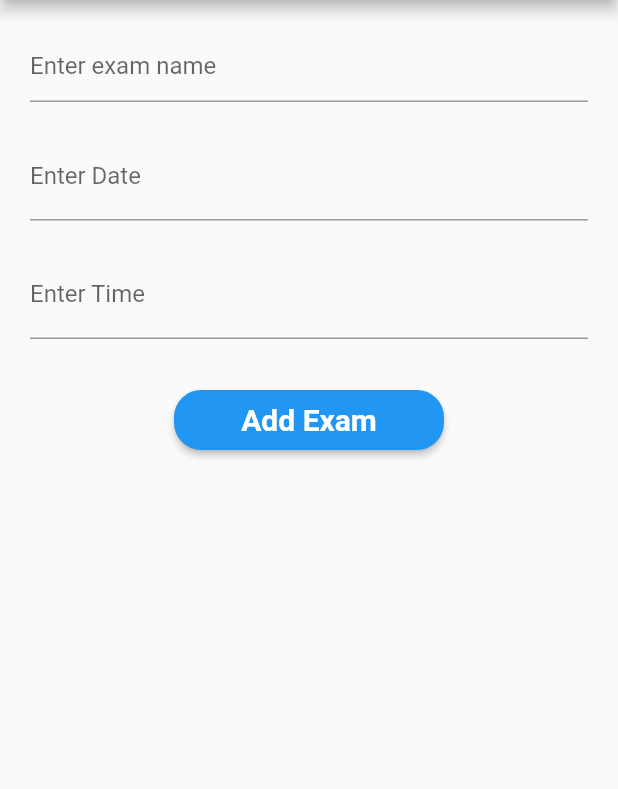
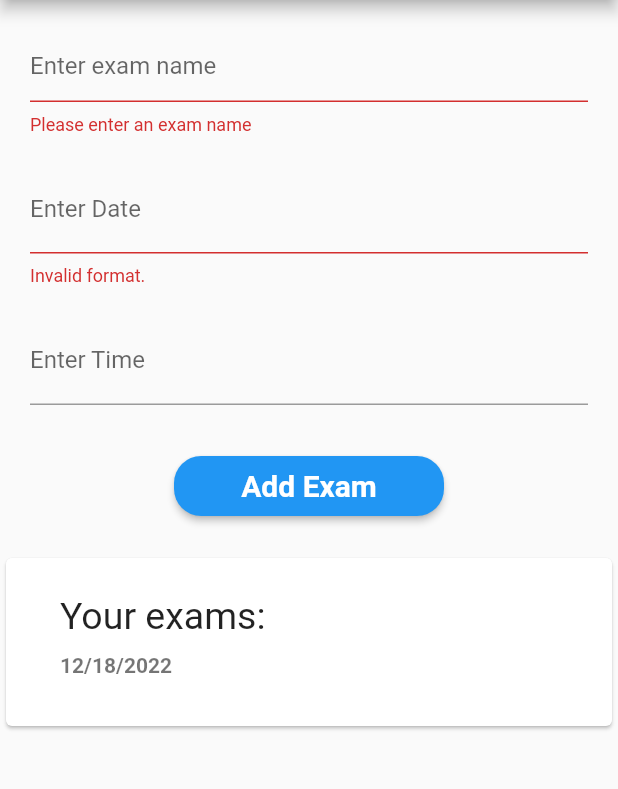
Before and after one commit to vviktorijaa/Mobile_Information_Systems, a Flutter app: the screen it shows after launch, after a tap on "Add Exam", on a phone screen of 412 x 824 dp, the part 84-873 px from its top. Run offline on Flutter 3.47's test engine with Material 2 defaults, Android fonts, the phone set to English and light mode, and no system bars.

Commit message:
Lab 3 - Added ExamCard

```diff
--- /dev/null
+++ b/lab_3/lib/exam_card.dart
@@ -0,0 +1,29 @@
+import 'package:flutter/material.dart';
+import 'package:intl/intl.dart';
+import 'exam.dart';
+
+class ExamCard extends StatelessWidget {
+  final Exam exam;
+
+  ExamCard(this.exam, {super.key});
+
+  final formatter = DateFormat('MM/dd/yyyy');
+
+  @override
+  Widget build(BuildContext context) {
+    return Card(
+      child: Container(
+          margin: const EdgeInsets.all(10),
+          padding: const EdgeInsets.all(10),
+          child: ListTile(
+              title: Text(exam.name, style: const TextStyle(fontSize: 25)),
+              subtitle: Container(
+                padding: const EdgeInsets.fromLTRB(0, 10, 0, 0),
+                child: Text(
+                  formatter.format(exam.date),
+                  style: const TextStyle(fontWeight: FontWeight.bold),
+                ),
+              ))),
+    );
+  }
+}
--- a/lab_3/lib/exam_form.dart
+++ b/lab_3/lib/exam_form.dart
@@ -1,6 +1,7 @@
 import 'package:flutter/material.dart';
 import 'package:intl/intl.dart';
 import 'exam.dart';
+import 'main.dart';
 
 class ExamForm extends StatefulWidget {
   const ExamForm({Key? key}) : super(key: key);
@@ -87,7 +88,16 @@ class ExamFormState extends State<ExamForm> {
             padding: const EdgeInsets.symmetric(vertical: 20),
             child: Center(
               child: ElevatedButton(
-                onPressed: () {},
+                onPressed: () {
+                  if (_formKey.currentState!.validate()) {
+                    _formKey.currentState!.save();
+                    HomePage.exams.add(exam);
+
+                    ScaffoldMessenger.of(context).showSnackBar(
+                      const SnackBar(content: Text('Processing Data')),
+                    );
+                  }
+                },
                 style: ButtonStyle(
                     backgroundColor: MaterialStateProperty.all(Colors.blue),
                     shape: MaterialStateProperty.all<RoundedRectangleBorder>(
--- a/lab_3/lib/main.dart
+++ b/lab_3/lib/main.dart
@@ -1,10 +1,16 @@
 import 'package:flutter/material.dart';
+import 'package:lab_3/exam_card.dart';
+import 'exam.dart';
 import 'exam_form.dart';
 
 void main() => runApp(const HomePage());
 
 class HomePage extends StatelessWidget {
   const HomePage({super.key});
+
+  static List<Exam> exams = [
+    Exam("Your exams:", DateTime.now(), TimeOfDay.now())
+  ];
 
   @override
   Widget build(BuildContext context) {
@@ -16,14 +22,19 @@ class HomePage extends StatelessWidget {
         home: Scaffold(
             appBar: AppBar(
                 title: const Text(
-                  'My Exam Organizer',
-                  style: TextStyle(color: Colors.white),
-                )),
+              'My Exam Organizer',
+              style: TextStyle(color: Colors.white),
+            )),
             body: Column(
-              children: const [
-                ExamForm(),
+              children: [
+                const ExamForm(),
+                Expanded(
+                    child: ListView.builder(
+                        itemCount: exams.length,
+                        itemBuilder: (contx, index) {
+                          return ExamCard(exams[index]);
+                        }))
               ],
-            )
-        ));
+            )));
   }
 }
```
